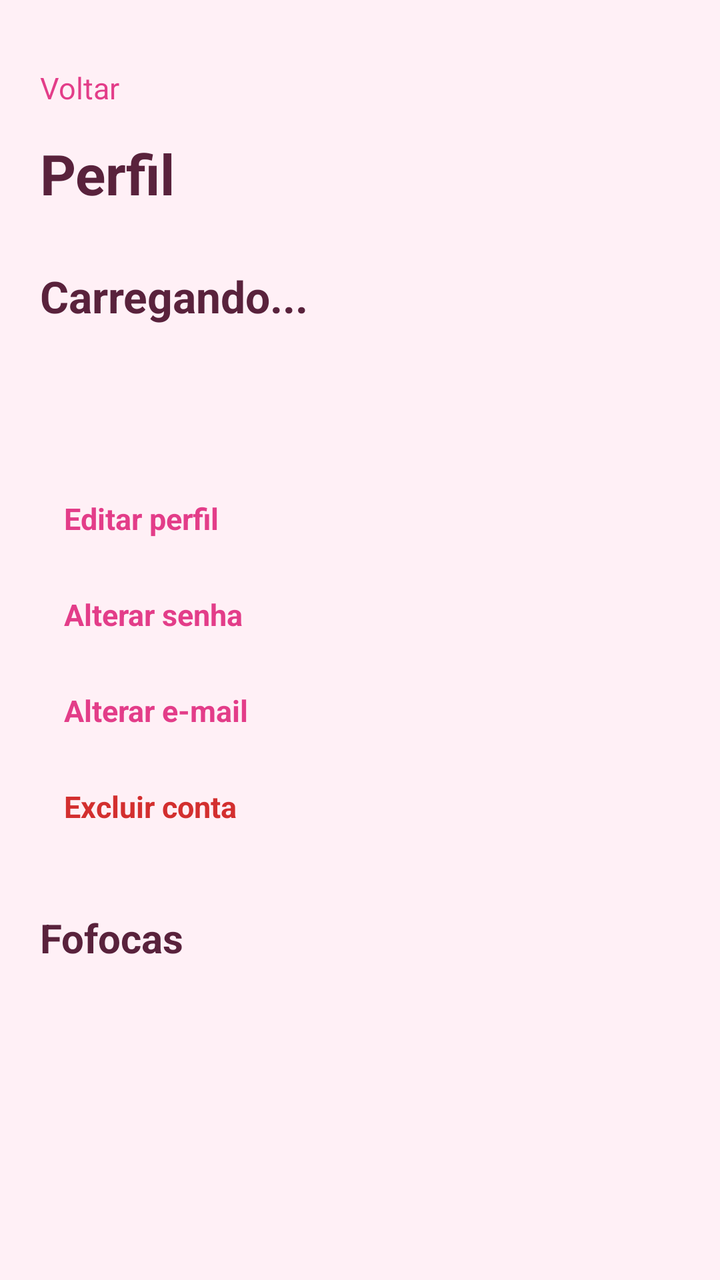
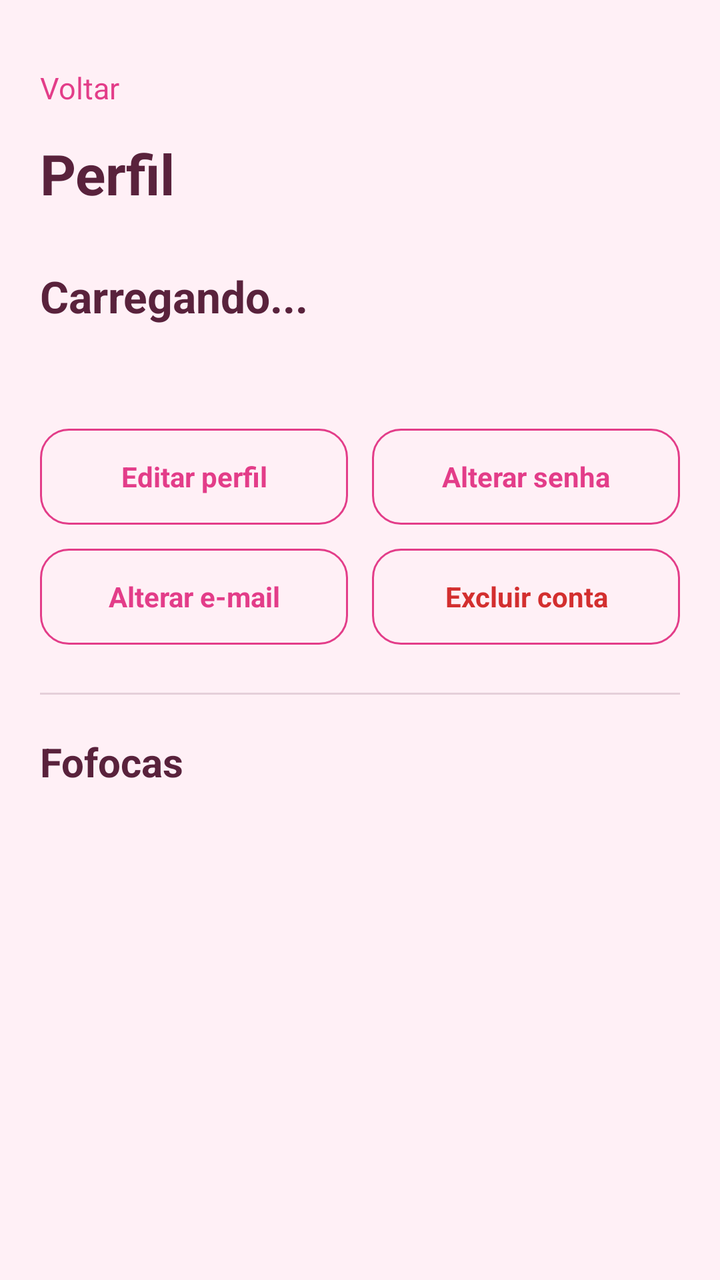

An Android layout rendered at two revisions. The XML below is the earlier revision; the diff shows what the commit changed to produce the second picture.
<!-- AndroidManifest.xml: application theme Theme.Fofoca -->
<!-- res/layout/activity_perfil.xml -->
<?xml version="1.0" encoding="utf-8"?>
<LinearLayout
    xmlns:android="http://schemas.android.com/apk/res/android"
    android:id="@+id/main"
    android:layout_width="match_parent"
    android:layout_height="match_parent"
    android:orientation="vertical"
    android:background="@color/fofoca_fundo"
    android:padding="20dp">

    <TextView
        android:id="@+id/tvVoltarPerfil"
        android:layout_width="wrap_content"
        android:layout_height="48dp"
        android:gravity="center_vertical"
        android:text="Voltar"
        android:textSize="15sp"
        android:textColor="@color/fofoca_rosa"/>

    <TextView
        android:layout_width="match_parent"
        android:layout_height="wrap_content"
        android:text="Perfil"
        android:textSize="28sp"
        android:textStyle="bold"
        android:textColor="@color/fofoca_texto"/>

    <TextView
        android:id="@+id/tvNomePerfil"
        android:layout_width="match_parent"
        android:layout_height="wrap_content"
        android:layout_marginTop="28dp"
        android:text="Carregando..."
        android:textSize="22sp"
        android:textStyle="bold"
        android:textColor="@color/fofoca_texto"/>

    <TextView
        android:id="@+id/tvUsuarioPerfil"
        android:layout_width="match_parent"
        android:layout_height="wrap_content"
        android:layout_marginTop="6dp"
        android:textSize="16sp"
        android:textColor="@color/fofoca_rosa"/>

    <TextView
        android:id="@+id/tvEmailPerfil"
        android:layout_width="match_parent"
        android:layout_height="wrap_content"
        android:layout_marginTop="14dp"
        android:textSize="14sp"
        android:textColor="@color/fofoca_secundario"/>

    <TextView
        android:id="@+id/tvEditarPerfil"
        android:layout_width="wrap_content"
        android:layout_height="48dp"
        android:layout_marginTop="12dp"
        android:gravity="center_vertical"
        android:paddingHorizontal="12dp"
        android:text="Editar perfil"
        android:textSize="15sp"
        android:textStyle="bold"
        android:textColor="@color/fofoca_rosa"/>

    <TextView
        android:id="@+id/tvAlterarSenha"
        android:layout_width="wrap_content"
        android:layout_height="48dp"
        android:gravity="center_vertical"
        android:paddingHorizontal="12dp"
        android:text="Alterar senha"
        android:textSize="15sp"
        android:textStyle="bold"
        android:textColor="@color/fofoca_rosa"/>

    <TextView
        android:id="@+id/tvAlterarEmail"
        android:layout_width="wrap_content"
        android:layout_height="48dp"
        android:gravity="center_vertical"
        android:paddingHorizontal="12dp"
        android:text="Alterar e-mail"
        android:textSize="15sp"
        android:textStyle="bold"
        android:textColor="@color/fofoca_rosa"/>

    <TextView
        android:id="@+id/tvExcluirConta"
        android:layout_width="wrap_content"
        android:layout_height="48dp"
        android:gravity="center_vertical"
        android:paddingHorizontal="12dp"
        android:text="Excluir conta"
        android:textSize="15sp"
        android:textStyle="bold"
        android:textColor="#D32f2f"/>

    <TextView
        android:layout_width="match_parent"
        android:layout_height="wrap_content"
        android:layout_marginTop="28dp"
        android:text="Fofocas"
        android:textSize="20sp"
        android:textStyle="bold"
        android:textColor="@color/fofoca_texto"/>

    <TextView
        android:id="@+id/tvSemPostsPerfil"
        android:layout_width="match_parent"
        android:layout_height="wrap_content"
        android:layout_marginTop="16dp"
        android:text="Nenhuma fofoca publicada ainda."
        android:textSize="14sp"
        android:textColor="@color/fofoca_secundario"
        android:visibility="gone"/>

    <androidx.recyclerview.widget.RecyclerView
        android:id="@+id/rvPostsPerfil"
        android:layout_width="match_parent"
        android:layout_height="0dp"
        android:layout_weight="1"
        android:layout_marginTop="16dp"
        android:clipToPadding="false"/>

</LinearLayout>
<!-- resources referenced by this layout -->
<resources>
  <color name="fofoca_fundo">#FFF0F6</color>
  <color name="fofoca_rosa">#E33D89</color>
  <color name="fofoca_secundario">#986E84</color>
  <color name="fofoca_texto">#59223C</color>
  <style name="Theme.Fofoca" parent="Base.Theme.Fofoca" />
  <style name="Base.Theme.Fofoca" parent="Theme.Material3.DayNight.NoActionBar">
          
          
      </style>
</resources>

<!-- the commit's change to res/layout/activity_perfil.xml (unified diff, before → after) -->
@@ -49,57 +49,97 @@
         android:layout_height="wrap_content"
         android:layout_marginTop="14dp"
         android:textSize="14sp"
-        android:textColor="@color/fofoca_secundario"/>
+        android:textColor="@color/fofoca_secundario"
+        android:visibility="gone"/>
 
-    <TextView
-        android:id="@+id/tvEditarPerfil"
-        android:layout_width="wrap_content"
-        android:layout_height="48dp"
-        android:layout_marginTop="12dp"
-        android:gravity="center_vertical"
-        android:paddingHorizontal="12dp"
-        android:text="Editar perfil"
-        android:textSize="15sp"
-        android:textStyle="bold"
-        android:textColor="@color/fofoca_rosa"/>
 
-    <TextView
-        android:id="@+id/tvAlterarSenha"
-        android:layout_width="wrap_content"
-        android:layout_height="48dp"
-        android:gravity="center_vertical"
-        android:paddingHorizontal="12dp"
-        android:text="Alterar senha"
-        android:textSize="15sp"
-        android:textStyle="bold"
-        android:textColor="@color/fofoca_rosa"/>
+    <LinearLayout
+        android:id="@+id/layoutAcoesPerfil"
+        android:layout_width="match_parent"
+        android:layout_height="wrap_content"
+        android:layout_marginTop="24dp"
+        android:orientation="vertical">
 
-    <TextView
-        android:id="@+id/tvAlterarEmail"
-        android:layout_width="wrap_content"
-        android:layout_height="48dp"
-        android:gravity="center_vertical"
-        android:paddingHorizontal="12dp"
-        android:text="Alterar e-mail"
-        android:textSize="15sp"
-        android:textStyle="bold"
-        android:textColor="@color/fofoca_rosa"/>
+        <LinearLayout
+            android:layout_width="match_parent"
+            android:layout_height="wrap_content"
+            android:orientation="horizontal">
 
-    <TextView
-        android:id="@+id/tvExcluirConta"
-        android:layout_width="wrap_content"
-        android:layout_height="48dp"
-        android:gravity="center_vertical"
-        android:paddingHorizontal="12dp"
-        android:text="Excluir conta"
-        android:textSize="15sp"
-        android:textStyle="bold"
-        android:textColor="#D32f2f"/>
+            <TextView
+                android:id="@+id/tvEditarPerfil"
+                android:layout_width="0dp"
+                android:layout_height="48dp"
+                android:layout_weight="1"
+                android:layout_marginEnd="6dp"
+                android:gravity="center"
+                android:background="@drawable/bg_acao_perfil"
+                android:text="Editar perfil"
+                android:textSize="14sp"
+                android:textStyle="bold"
+                android:textColor="@color/fofoca_rosa"/>
+
+            <TextView
+                android:id="@+id/tvAlterarSenha"
+                android:layout_width="0dp"
+                android:layout_height="48dp"
+                android:layout_weight="1"
+                android:layout_marginStart="6dp"
+                android:gravity="center"
+                android:background="@drawable/bg_acao_perfil"
+                android:text="Alterar senha"
+                android:textSize="14sp"
+                android:textStyle="bold"
+                android:textColor="@color/fofoca_rosa"/>
+
+        </LinearLayout>
+
+        <LinearLayout
+            android:layout_width="match_parent"
+            android:layout_height="wrap_content"
+            android:layout_marginTop="12dp"
+            android:orientation="horizontal">
+
+            <TextView
+                android:id="@+id/tvAlterarEmail"
+                android:layout_width="0dp"
+                android:layout_height="48dp"
+                android:layout_weight="1"
+                android:layout_marginEnd="6dp"
+                android:gravity="center"
+                android:background="@drawable/bg_acao_perfil"
+                android:text="Alterar e-mail"
+                android:textSize="14sp"
+                android:textStyle="bold"
+                android:textColor="@color/fofoca_rosa"/>
+
+            <TextView
+                android:id="@+id/tvExcluirConta"
+                android:layout_width="0dp"
+                android:layout_height="48dp"
+                android:layout_weight="1"
+                android:layout_marginStart="6dp"
+                android:gravity="center"
+                android:background="@drawable/bg_acao_perfil"
+                android:text="Excluir conta"
+                android:textSize="14sp"
+                android:textStyle="bold"
+                android:textColor="#D32F2F"/>
+
+        </LinearLayout>
+
+    </LinearLayout>
+
+    <View
+        android:layout_width="match_parent"
+        android:layout_height="1dp"
+        android:layout_marginTop="24dp"
+        android:background="@color/fofoca_secundario"
+        android:alpha="0.25"/>
 
     <TextView
         android:layout_width="match_parent"
         android:layout_height="wrap_content"
-        android:layout_marginTop="28dp"
+        android:layout_marginTop="20dp"
         android:text="Fofocas"
         android:textSize="20sp"
         android:textStyle="bold"
<!-- resource entries referenced after the edit -->
@@ -4,6 +4,20 @@
   <color name="fofoca_rosa">#E33D89</color>
   <color name="fofoca_secundario">#986E84</color>
   <color name="fofoca_texto">#59223C</color>
+  <!-- drawable bg_acao_perfil (drawable) -->
+  <?xml version="1.0" encoding="utf-8"?>
+  <shape xmlns:android="http://schemas.android.com/apk/res/android"
+      android:shape="rectangle">
+  
+      <solid android:color="@color/fofoca_fundo"/>
+  
+      <corners android:radius="14dp"/>
+  
+      <stroke
+          android:width="1dp"
+          android:color="@color/fofoca_rosa"/>
+  
+  </shape>
   <style name="Theme.Fofoca" parent="Base.Theme.Fofoca" />
   <style name="Base.Theme.Fofoca" parent="Theme.Material3.DayNight.NoActionBar">
           
